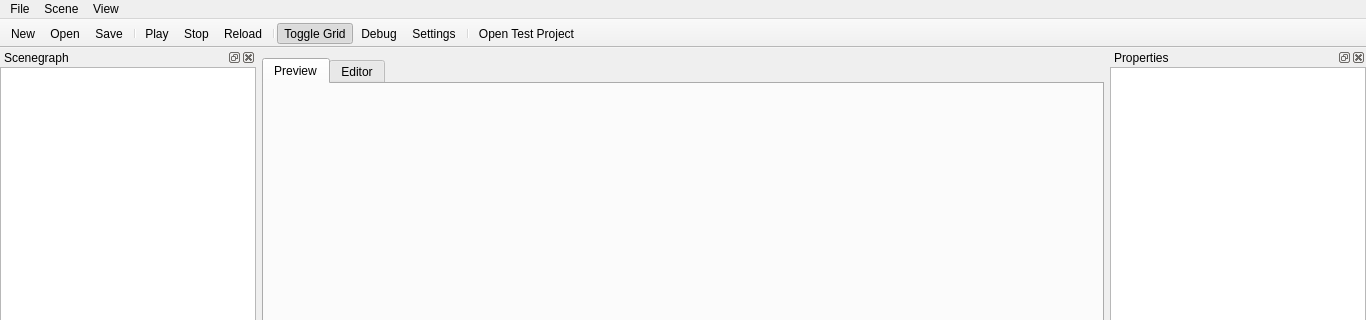
BashEdThomps/dream-engine, file DreamToolQt/View/MainWindow.ui: the form before one commit; both pictures show x 0 to 1366 and y 0 to 320 of the 1366 by 768 pixel window.
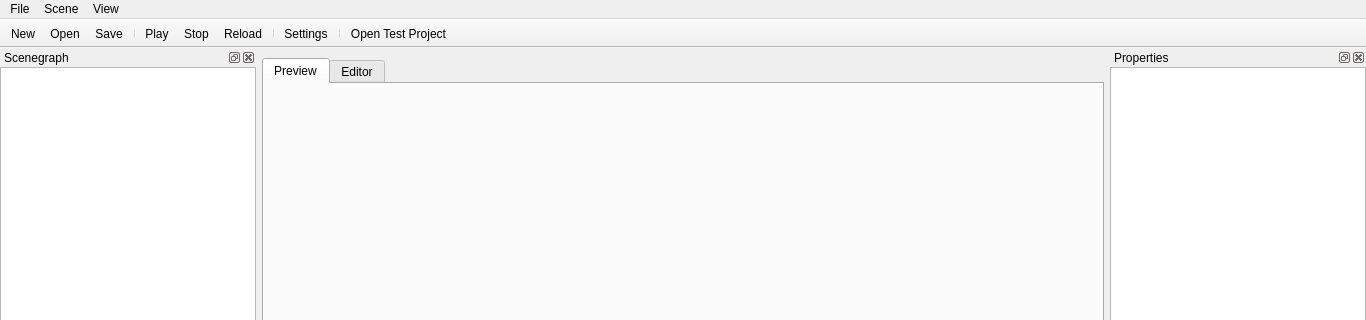
The form after the commit. Icons and pictures are not drawn.

Commit message: More Fixes to Dream/DreamToolQt

```diff
--- a/DreamToolQt/View/MainWindow.ui
+++ b/DreamToolQt/View/MainWindow.ui
@@ -418,7 +418,7 @@
     </size>
    </property>
    <property name="toolButtonStyle">
-    <enum>Qt::ToolButtonTextUnderIcon</enum>
+    <enum>Qt::ToolButtonIconOnly</enum>
    </property>
    <property name="floatable">
     <bool>false</bool>
@@ -437,8 +437,6 @@
    <addaction name="actionStop"/>
    <addaction name="actionReload"/>
    <addaction name="separator"/>
-   <addaction name="actionToggleGrid"/>
-   <addaction name="actionToggleDebug"/>
    <addaction name="actionSettings"/>
    <addaction name="separator"/>
    <addaction name="actionOpen_Test_Project"/>
@@ -700,7 +698,7 @@
      <normaloff>:/images/view-list-icons-symbolic.png</normaloff>:/images/view-list-icons-symbolic.png</iconset>
    </property>
    <property name="text">
-    <string>Toggle Grid</string>
+    <string>Grid</string>
    </property>
    <property name="toolTip">
     <string>Toggle Grid</string>
```
Left out of the diff: 20 changed lines with no effect on the pictures. The commit also changes 40 other files.
